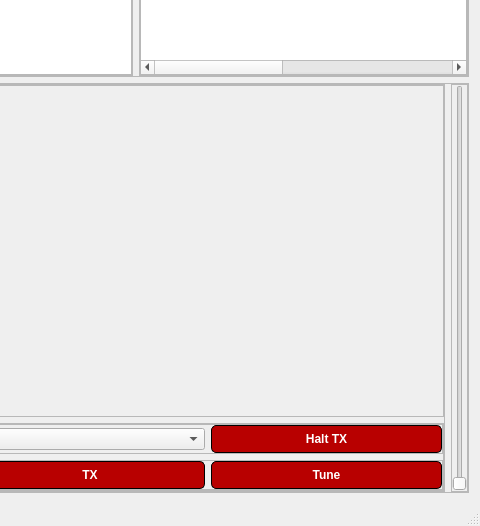
Above: src/ui/mainwindow.ui from GekkoFyre/small-world-deluxe before the change; both pictures show x 544 to 1024 and y 242 to 768 of the 1024 by 768 pixel window. Below: the same form after it.
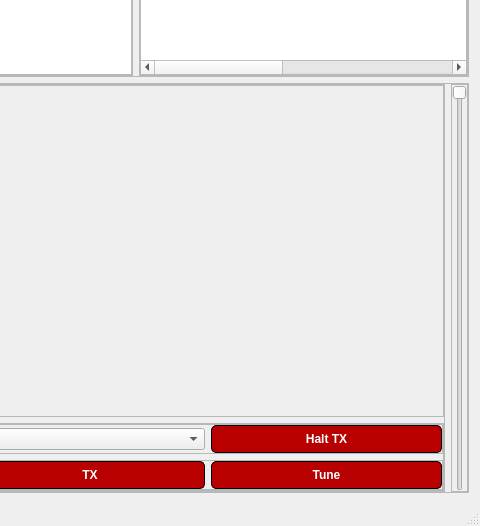
That is the form after the change.

What changed in the file:
```diff
--- a/src/ui/mainwindow.ui
+++ b/src/ui/mainwindow.ui
@@ -783,9 +783,27 @@
             <property name="toolTip">
              <string>Adjust volume of outgoing audio signal.</string>
             </property>
+            <property name="minimum">
+             <number>-100</number>
+            </property>
+            <property name="maximum">
+             <number>0</number>
+            </property>
+            <property name="pageStep">
+             <number>5</number>
+            </property>
+            <property name="value">
+             <number>-100</number>
+            </property>
             <property name="orientation">
              <enum>Qt::Vertical</enum>
             </property>
+            <property name="invertedAppearance">
+             <bool>true</bool>
+            </property>
+            <property name="invertedControls">
+             <bool>true</bool>
+            </property>
            </widget>
           </item>
          </layout>
```
Left out of the diff: 4 changed lines with no effect on the pictures.
